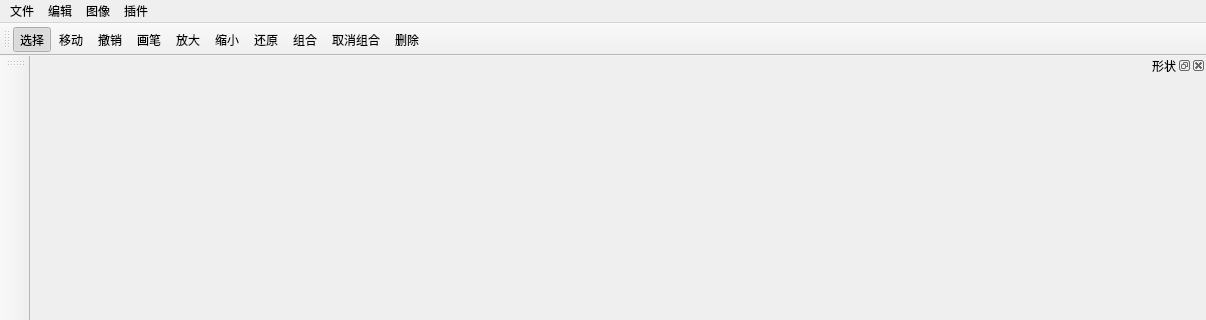
First picture: the form in mainwindow.ui, repository ITERATOR-ACM-TEAM/VIPainter, before the edit; both pictures show x 0 to 1206 and y 0 to 320 of the 1206 by 786 pixel window.
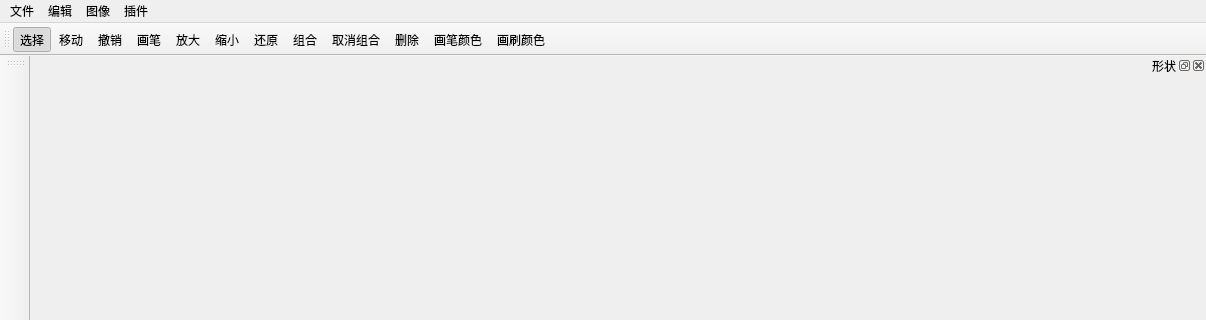
Second picture: the form after the edit. Icons and pictures are not drawn.

The edit to the form file:
```diff
--- a/mainwindow.ui
+++ b/mainwindow.ui
@@ -87,13 +87,15 @@
    <addaction name="actionChoose"/>
    <addaction name="actionMove"/>
    <addaction name="actionUndo"/>
-   <addaction name="actionPen"/>
+   <addaction name="actionDraw"/>
    <addaction name="actionZoomIn"/>
    <addaction name="actionZoomOut"/>
    <addaction name="actionResume"/>
    <addaction name="actionGroup"/>
    <addaction name="actionBreakUp"/>
    <addaction name="actionDelete"/>
+   <addaction name="actionPen"/>
+   <addaction name="actionBrush"/>
   </widget>
   <widget class="QStatusBar" name="statusBar"/>
   <widget class="QToolBar" name="shapeBar">
@@ -173,7 +175,7 @@
     </layout>
    </widget>
   </widget>
-  <action name="actionPen">
+  <action name="actionDraw">
    <property name="icon">
     <iconset resource="icon.qrc">
      <normaloff>:/icon/pen.png</normaloff>:/icon/pen.png</iconset>
@@ -472,6 +474,22 @@
     <string>Ctrl+A</string>
    </property>
   </action>
+  <action name="actionPen">
+   <property name="text">
+    <string>画笔颜色</string>
+   </property>
+   <property name="toolTip">
+    <string>画笔颜色</string>
+   </property>
+  </action>
+  <action name="actionBrush">
+   <property name="text">
+    <string>画刷颜色</string>
+   </property>
+   <property name="toolTip">
+    <string>画刷颜色</string>
+   </property>
+  </action>
  </widget>
  <layoutdefault spacing="6" margin="11"/>
  <resources>
```
Left out of the diff: 2 changed lines with no effect on the pictures.
